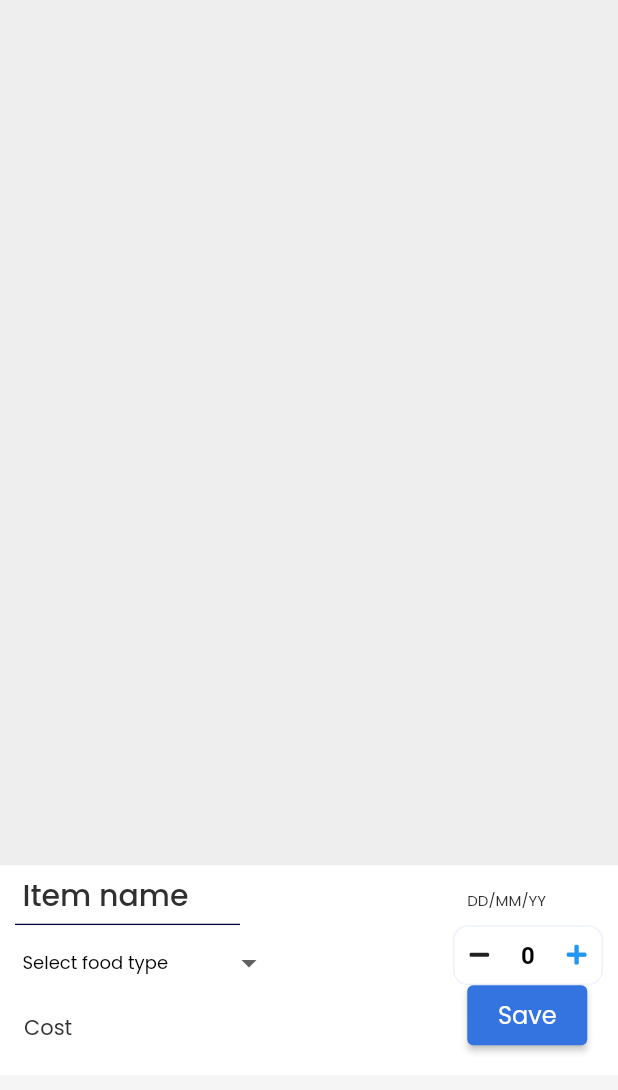
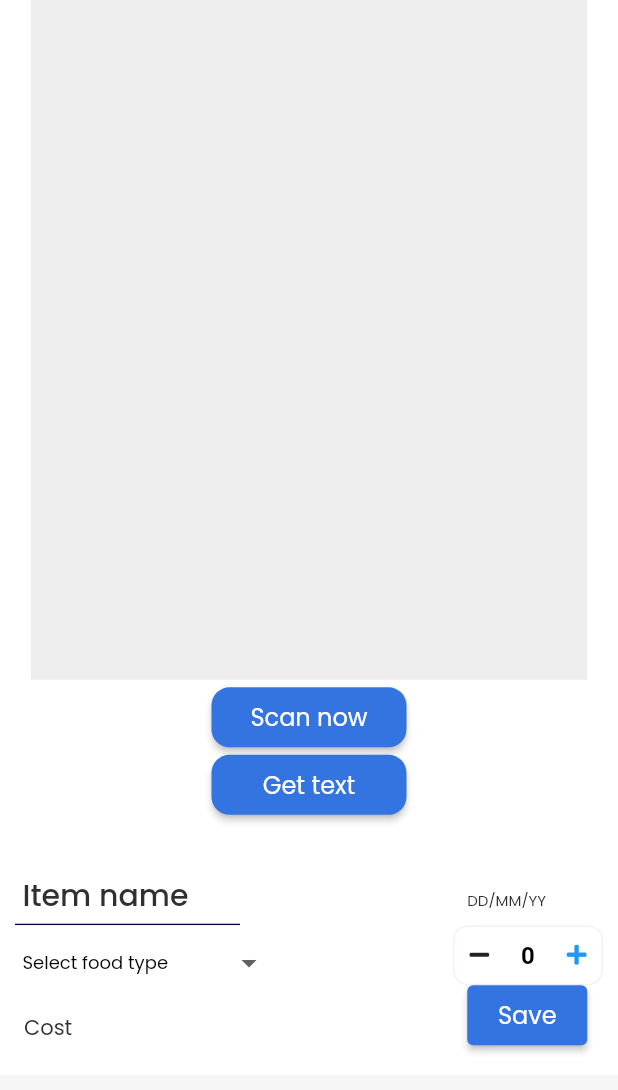
Before and after one commit to subramanyanavada123/rubix22-65-optimise-prime, a Flutter app: the Scan1Widget screen opened directly, on a phone screen of 412 x 824 dp. Shown: the top 1090 px of the screen. Run offline on Flutter 3.47's test engine with Material 2 defaults, Android fonts, the phone set to English and light mode, and no system bars; drawn by our look-alikes of auto_size_text; our stand-ins replace font_awesome_flutter, google_fonts, page_transition, smooth_page_indicator, timeago; missing offline and left inert: json_path.

Commit message:
Updating to latest FlutterFlow output.

```diff
--- a/lib/recipietemp/recipietemp_widget.dart
+++ b/lib/recipietemp/recipietemp_widget.dart
@@ -110,7 +110,7 @@ class _RecipietempWidgetState extends State<RecipietempWidget> {
                         ),
                         child: Container(
                           width: double.infinity,
-                          height: 500,
+                          height: 400,
                           child: Stack(
                             children: [
                               Padding(
--- a/lib/scan1/scan1_widget.dart
+++ b/lib/scan1/scan1_widget.dart
@@ -1,6 +1,7 @@
 import '../components/scan_widget.dart';
 import '../flutter_flow/flutter_flow_theme.dart';
 import '../flutter_flow/flutter_flow_util.dart';
+import '../flutter_flow/flutter_flow_widgets.dart';
 import 'package:flutter/material.dart';
 import 'package:google_fonts/google_fonts.dart';
 
@@ -30,7 +31,84 @@ class _Scan1WidgetState extends State<Scan1Widget> {
                   width: MediaQuery.of(context).size.width,
                   height: MediaQuery.of(context).size.height * 0.7,
                   decoration: BoxDecoration(
-                    color: Color(0xFFEEEEEE),
+                    color: FlutterFlowTheme.tertiaryColor,
+                  ),
+                  child: Row(
+                    mainAxisSize: MainAxisSize.max,
+                    mainAxisAlignment: MainAxisAlignment.center,
+                    children: [
+                      Column(
+                        mainAxisSize: MainAxisSize.max,
+                        children: [
+                          Row(
+                            mainAxisSize: MainAxisSize.max,
+                            children: [
+                              Container(
+                                width: MediaQuery.of(context).size.width * 0.9,
+                                height:
+                                    MediaQuery.of(context).size.height * 0.55,
+                                decoration: BoxDecoration(
+                                  color: Color(0xFFEEEEEE),
+                                ),
+                              ),
+                            ],
+                          ),
+                          Row(
+                            mainAxisSize: MainAxisSize.max,
+                            children: [
+                              Padding(
+                                padding:
+                                    EdgeInsetsDirectional.fromSTEB(0, 5, 0, 0),
+                                child: FFButtonWidget(
+                                  onPressed: () {
+                                    print('Button pressed ...');
+                                  },
+                                  text: 'Scan now',
+                                  options: FFButtonOptions(
+                                    width: 130,
+                                    height: 40,
+                                    color: FlutterFlowTheme.primaryColor,
+                                    textStyle:
+                                        FlutterFlowTheme.subtitle2.override(
+                                      fontFamily: 'Poppins',
+                                      color: Colors.white,
+                                    ),
+                                    borderSide: BorderSide(
+                                      color: Colors.transparent,
+                                      width: 1,
+                                    ),
+                                    borderRadius: 12,
+                                  ),
+                                ),
+                              ),
+                            ],
+                          ),
+                          Padding(
+                            padding: EdgeInsetsDirectional.fromSTEB(0, 5, 0, 0),
+                            child: FFButtonWidget(
+                              onPressed: () {
+                                print('Button pressed ...');
+                              },
+                              text: 'Get text',
+                              options: FFButtonOptions(
+                                width: 130,
+                                height: 40,
+                                color: FlutterFlowTheme.primaryColor,
+                                textStyle: FlutterFlowTheme.subtitle2.override(
+                                  fontFamily: 'Poppins',
+                                  color: Colors.white,
+                                ),
+                                borderSide: BorderSide(
+                                  color: Colors.transparent,
+                                  width: 1,
+                                ),
+                                borderRadius: 12,
+                              ),
+                            ),
+                          ),
+                        ],
+                      ),
+                    ],
                   ),
                 ),
                 ScanWidget(),
```
Also changed, not shown: lib/components/food1_copy_widget.dart (+29 -4 lines), lib/recipiesearch/recipiesearch_widget.dart (added, +38 -0 lines).
